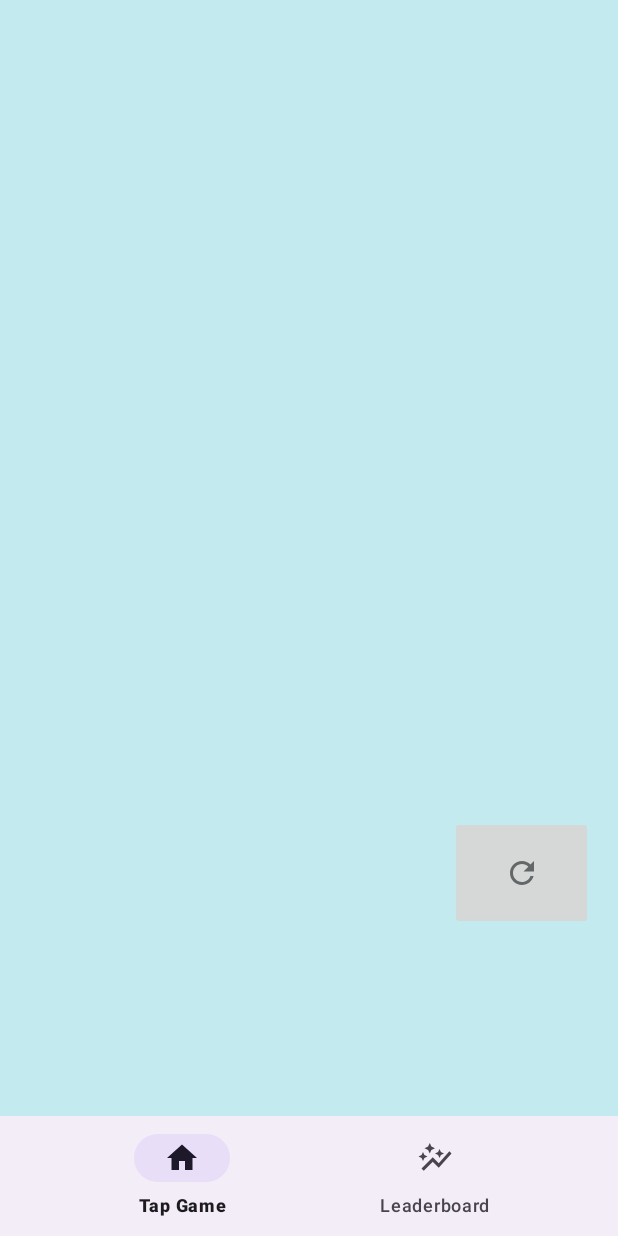
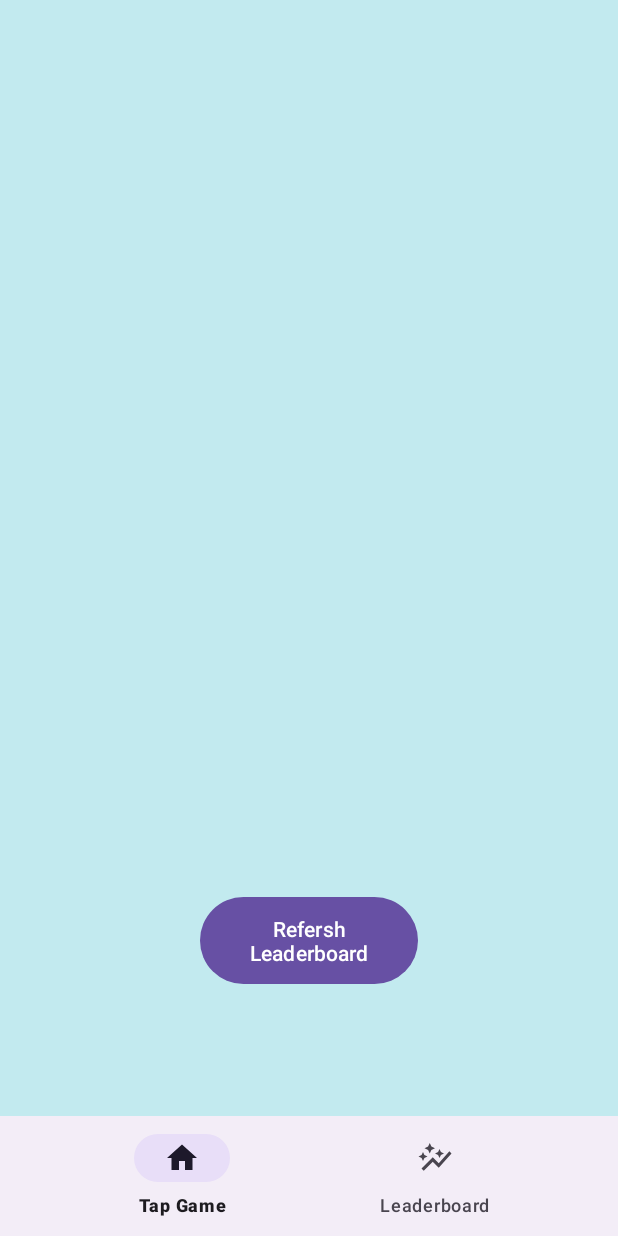
Before and after one commit to shama2025/TapGame, an Android app: the layout leaderboard_activity.xml on its own in the app's theme, with its tools: preview values and no code run, on a phone screen of 412 x 824 dp. Run offline under Robolectric (Android 15) with nearby library versions, the phone set to English and light mode, and no system bars.

Commit message:
Prepare app for public use

```diff
--- a/app/build.gradle.kts
+++ b/app/build.gradle.kts
@@ -52,6 +52,7 @@ dependencies {
     implementation("org.jetbrains.kotlinx:kotlinx-coroutines-core:1.5.2’")
     implementation("androidx.lifecycle:lifecycle-viewmodel-ktx:2.6.1")
     implementation("com.google.code.gson:gson:2.10.1")
+    implementation ("com.github.jinatonic.confetti:confetti:1.1.2")
 
 
 }
--- a/app/src/main/java/com/mashaffer/mytapgame/LeaderboardActivity.kt
+++ b/app/src/main/java/com/mashaffer/mytapgame/LeaderboardActivity.kt
@@ -18,7 +18,6 @@ class LeaderboardActivity : AppCompatActivity(), LeaderboardCallback {
 //private val leaderBoardView: RecyclerView by lazy {findViewById(R.id.leaderBoard) }
     private val mainNav: BottomNavigationView by lazy { findViewById(R.id.main_navigation) }
     private val refreshBtn: ImageButton by lazy {findViewById(R.id.refresh_btn)}
-    private var username: String? = ""
     private val gson = Gson()
     private val util: Util = Util()
 
@@ -65,7 +64,6 @@ class LeaderboardActivity : AppCompatActivity(), LeaderboardCallback {
 
 
     private fun initLeaderBoard(): Unit {
-        val username = intent.getStringExtra("Username")?.takeIf { it.isNotEmpty() } ?: ""
         val players = mutableListOf<Player>()
         for (index in 0 until 10) {
             val json = util.getSharedPrefs(this).getString("player_$index", "{}")
--- a/app/src/main/res/layout/leaderboard_activity.xml
+++ b/app/src/main/res/layout/leaderboard_activity.xml
@@ -39,15 +39,15 @@
             app:layout_constraintEnd_toEndOf="parent"
             app:menu="@menu/main_navigation_menu_items" />
 
-        <ImageButton
+        <Button
             android:id="@+id/refresh_btn"
-            android:layout_width="95dp"
-            android:layout_height="76dp"
-            android:layout_marginStart="300dp"
-            android:layout_marginTop="544dp"
-            app:layout_constraintStart_toStartOf="parent"
-            app:layout_constraintTop_toTopOf="parent"
-            app:srcCompat="@drawable/ic_refresh" />
+            android:layout_width="145dp"
+            android:layout_height="66dp"
+            android:layout_marginBottom="84dp"
+            android:text="Refersh Leaderboard"
+            app:layout_constraintBottom_toBottomOf="@+id/leaderBoard"
+            app:layout_constraintEnd_toEndOf="parent"
+            app:layout_constraintStart_toStartOf="parent" />
 
     </androidx.constraintlayout.widget.ConstraintLayout>
 
```
Also changed, not shown: app/src/main/java/com/mashaffer/mytapgame/MainActivity.kt (+5 -8 lines), 2 other files.
